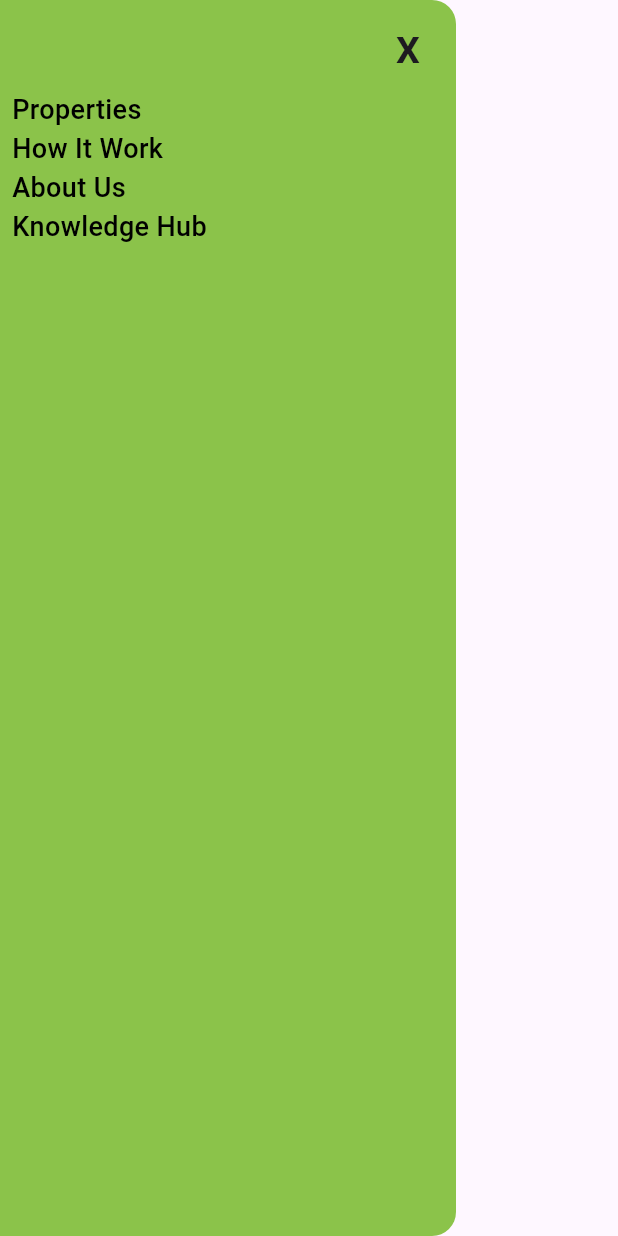
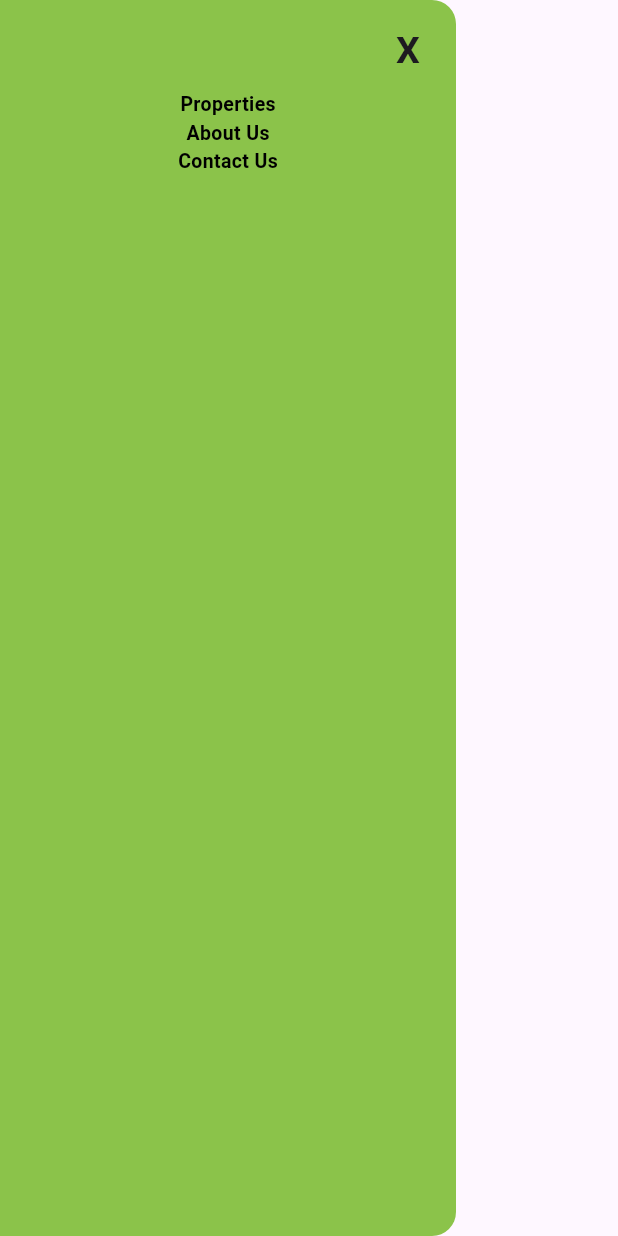
Before and after one commit to Uralxon/web_sayt, a Flutter app: the MyDrawer widget shown alone on an empty page, opened directly, on a phone screen of 412 x 824 dp. Run offline on Flutter 3.47's test engine with Material 3 defaults, Android fonts, the phone set to English and light mode, and no system bars; our stand-ins replace carousel_slider, flutter_svg; network calls fail.

Commit message:
edited drawer

```diff
--- a/lib/presentation/widgets/my_drawer.dart
+++ b/lib/presentation/widgets/my_drawer.dart
@@ -1,7 +1,10 @@
 import 'package:flutter/material.dart';
+import 'package:web_sayt/presentation/pages/contact_us.dart';
 
 import '../../constants/colors.dart';
+import '../pages/about_us.dart';
 import 'mytext.dart';
+import 'underlined_text.dart';
 
 class MyDrawer extends StatelessWidget {
   const MyDrawer({
@@ -25,27 +28,34 @@ class MyDrawer extends StatelessWidget {
                   },
                   icon: const Text(
                     'X',
-                    style:
-                        TextStyle(fontWeight: FontWeight.bold, fontSize: 25),
+                    style: TextStyle(fontWeight: FontWeight.bold, fontSize: 25),
                   ),
                 )
               ],
             ),
-            MyText(
+            ColorChangingText(
               title: 'Properties',
-              onTab: () {},
+              onTap: () {},
             ),
-            MyText(
-              title: 'How It Work',
-              onTab: () {},
+            ColorChangingText(
+              title: 'About Us',
+              onTap: () {
+                Navigator.push(
+                    context,
+                    MaterialPageRoute(
+                      builder: (context) => const AboutUsPage(),
+                    ));
+              },
             ),
-            MyText(
-              title: 'About Us',
-              onTab: () {},
-            ),
-            MyText(
-              title: 'Knowledge Hub',
-              onTab: () {},
+            ColorChangingText(
+              title: 'Contact Us',
+              onTap: () {
+                Navigator.push(
+                    context,
+                    MaterialPageRoute(
+                      builder: (context) => const ContactUs(),
+                    ));
+              },
             ),
           ],
         ),
```
